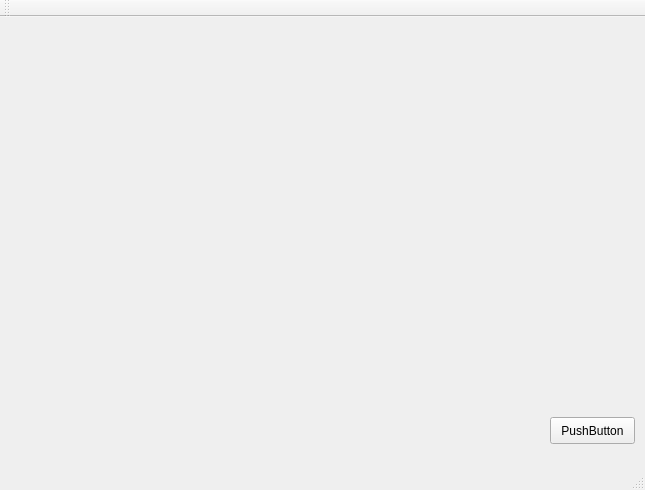
Qt form QTClient/mainwindow.ui (sunjiangbo/gyTool-Manager) before a commit.
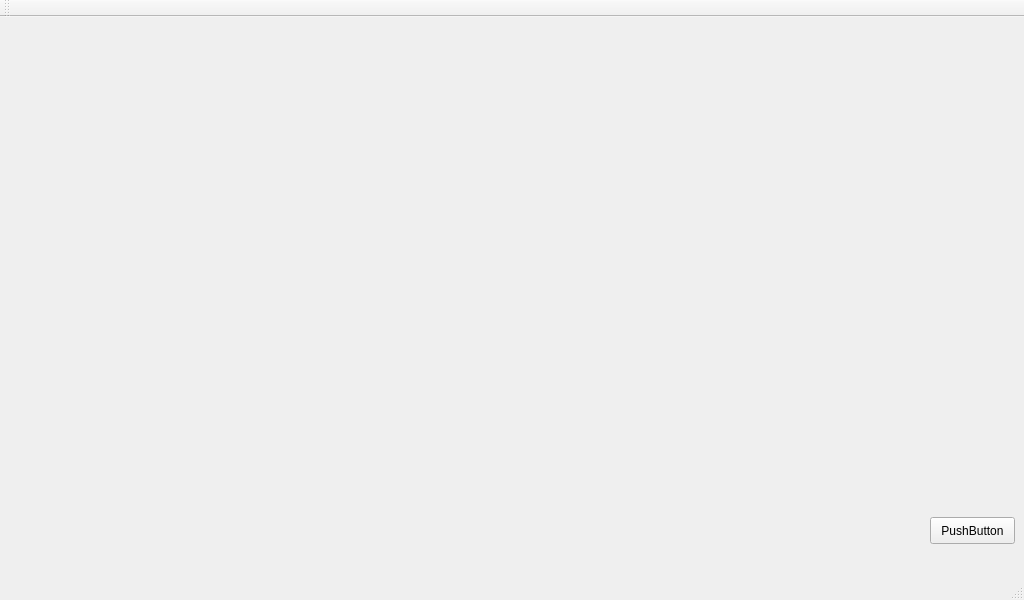
The same form after that commit.

```diff
--- a/QTClient/mainwindow.ui
+++ b/QTClient/mainwindow.ui
@@ -6,8 +6,8 @@
    <rect>
     <x>0</x>
     <y>0</y>
-    <width>645</width>
-    <height>490</height>
+    <width>1024</width>
+    <height>600</height>
    </rect>
   </property>
   <property name="windowTitle">
@@ -17,8 +17,8 @@
    <widget class="QPushButton" name="pushButton">
     <property name="geometry">
      <rect>
-      <x>550</x>
-      <y>400</y>
+      <x>930</x>
+      <y>500</y>
       <width>85</width>
       <height>27</height>
      </rect>
```
Left out of the diff: 2 changed lines with no effect on the pictures.
